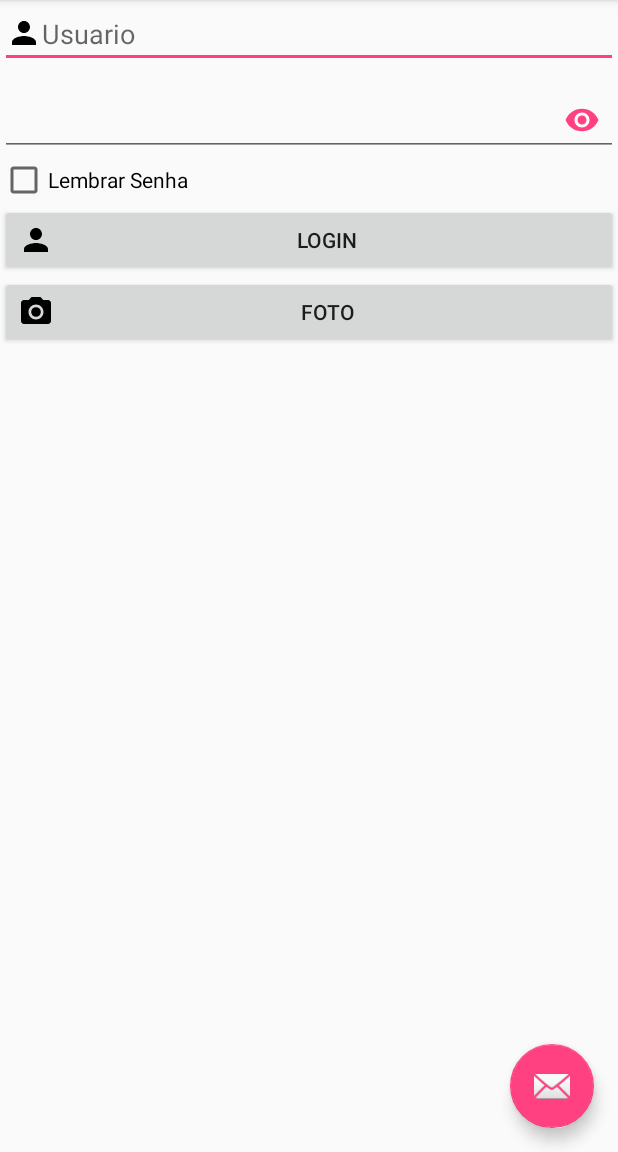
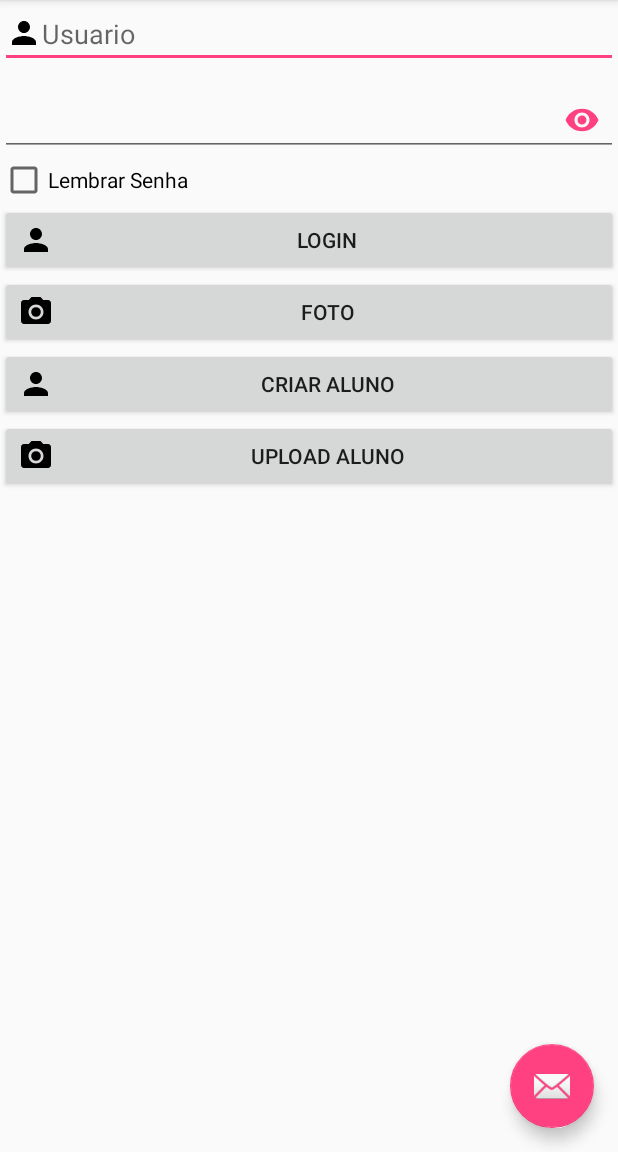
Before and after one commit to marcelopretibraga/App2Bim, an Android app: the screen it shows after launch (LoginActivity), on a phone screen of 412 x 824 dp, the part 84-1236 px from its top. Run offline under Robolectric (Android 15) with nearby library versions, the phone set to English and light mode, and no system bars; libraries missing offline, so code that uses them is left out: com.orm; 1 statement that could not run was skipped.

Commit message:
Conteúdo aula 11/06/2018

```diff
--- a/app/src/main/AndroidManifest.xml
+++ b/app/src/main/AndroidManifest.xml
@@ -5,6 +5,7 @@
     <uses-permission android:name="android.permission.BLUETOOTH" />
     <uses-permission android:name="android.permission.BLUETOOTH_ADMIN" />
     <uses-permission android:name="android.permission.INTERNET" />
+    <uses-permission android:name="android.permission.INTERNET_ADMIN"/>
 
     <application
         android:allowBackup="true"
--- a/app/src/main/java/com/edu/fag/app2bim/LoginActivity.java
+++ b/app/src/main/java/com/edu/fag/app2bim/LoginActivity.java
@@ -26,7 +26,10 @@ import android.widget.Toast;
 import com.edu.fag.app2bim.Adapter.AdapterBluetooth;
 import com.edu.fag.app2bim.Util.ByteUtil;
 import com.edu.fag.app2bim.Util.WSUtil;
+import com.edu.fag.app2bim.entity.Aluno;
 import com.edu.fag.app2bim.tarefas.DownloadEquipe;
+import com.edu.fag.app2bim.tarefas.DownloadJogo;
+import com.edu.fag.app2bim.tarefas.UploadAluno;
 import com.orm.SugarContext;
 import com.orm.SugarRecord;
 
@@ -51,7 +54,7 @@ public class LoginActivity extends AppCompatActivity {
     private EditText etUsuario, etSenha;
     private TextView tvDadosRecebidos;
     private CheckBox cbLembrar;
-    private Button btLogin, btCamera;
+    private Button btLogin, btCamera, btSaveAluno, btUploadAluno;
     private ListView lvPareados;
 
     private BluetoothAdapter mBtAdapter;
@@ -67,11 +70,6 @@ public class LoginActivity extends AppCompatActivity {
     private String texto = "";
     private int countByte = 0;
     private byte[] myBuffer = new byte[13];
-
-    private final static String NAMESPACE = "http://ws.wsintegrabolao.com.br/";
-    private final static String URL = "http://54.233.136.203:8080/WSIntegraBolao/funcoes";
-    private final static String SOAP_ACTION = "http://ws.wsintegrabolao.com.br/";
-
 
     @Override
     protected void onCreate(Bundle savedInstanceState) {
@@ -141,6 +139,8 @@ public class LoginActivity extends AppCompatActivity {
         lvPareados = findViewById(R.id.lvPareados);
         tvDadosRecebidos = findViewById(R.id.tvDadosRecebidos);
         btCamera = findViewById(R.id.btCamera);
+        btSaveAluno = findViewById(R.id.btSaveAluno);
+        btUploadAluno = findViewById(R.id.btUploadAluno);
 
         btCamera.setOnClickListener(new View.OnClickListener() {
             @Override
@@ -163,6 +163,32 @@ public class LoginActivity extends AppCompatActivity {
         });
         //carregaPareados();
 
+        btSaveAluno.setOnClickListener(new View.OnClickListener() {
+            @Override
+            public void onClick(View v) {
+                salvarAluno();
+            }
+        });
+
+        btUploadAluno.setOnClickListener(new View.OnClickListener() {
+            @Override
+            public void onClick(View v) {
+                UploadAluno uploadAluno = new UploadAluno(LoginActivity.this);
+                uploadAluno.executeOnExecutor
+                        (AsyncTask.THREAD_POOL_EXECUTOR, new String[]{});
+            }
+        });
+    }
+
+    private void salvarAluno() {
+        Aluno aluno = new Aluno();
+        aluno.setIdAluno(123457);
+        aluno.setNmAluno("Marcelo Teste UPload");
+        aluno.setDsObservacao("Projeto Upload Aluno");
+        aluno.setNrUUID(UUID.randomUUID().toString());
+        aluno.setDsProfissao("Programador");
+        aluno.save();
+        Toast.makeText(LoginActivity.this,"Aluno Salvo com sucesso", Toast.LENGTH_LONG ).show();
     }
 
     private void carregaPareados() {
--- a/app/src/main/res/layout/content_login.xml
+++ b/app/src/main/res/layout/content_login.xml
@@ -53,6 +53,20 @@
         android:drawableLeft="@drawable/ic_menu_camera"
         android:text="@string/btCamera"/>
 
+    <Button
+        android:layout_width="match_parent"
+        android:layout_height="wrap_content"
+        android:id="@+id/btSaveAluno"
+        android:drawableLeft="@drawable/ic_person"
+        android:text="@string/btSaveAluno"/>
+
+    <Button
+        android:layout_width="match_parent"
+        android:layout_height="wrap_content"
+        android:id="@+id/btUploadAluno"
+        android:drawableLeft="@drawable/ic_menu_camera"
+        android:text="@string/btUploadAluno"/>
+
     <ListView
         android:layout_width="match_parent"
         android:layout_height="250dp"
--- a/app/src/main/res/values/strings.xml
+++ b/app/src/main/res/values/strings.xml
@@ -6,6 +6,8 @@
     <string name="cbLembrar">Lembrar Senha</string>
     <string name="btLogin">Login</string>
     <string name="btCamera">Foto</string>
+    <string name="btSaveAluno">Criar Aluno</string>
+    <string name="btUploadAluno">Upload Aluno</string>
     <string name="title_activity_principal">PrincipalActivity</string>
     <string name="navigation_drawer_open">Open navigation drawer</string>
     <string name="navigation_drawer_close">Close navigation drawer</string>
```
Also changed, not shown: app/src/main/java/com/edu/fag/app2bim/entity/Aluno.java (added, +101 -0 lines).
